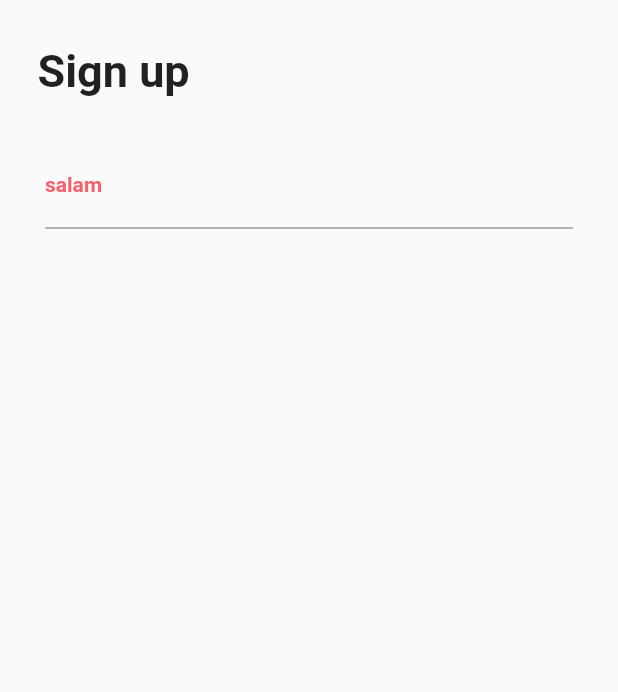
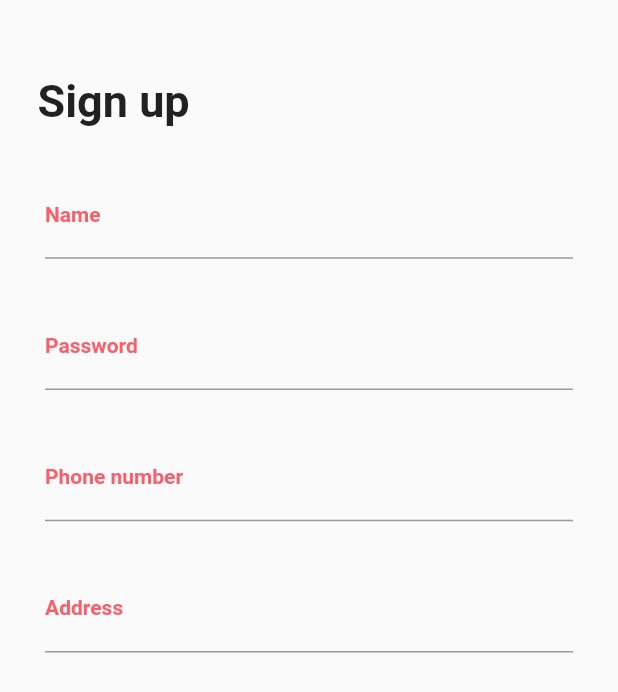
Before and after one commit to amir-r-z-a/chf-restaurant-App, a Flutter app: the SignUpScreen screen opened directly, on a phone screen of 412 x 824 dp. Shown: the top 692 px of the screen. Run offline on Flutter 3.47's test engine with Material 2 defaults, Android fonts, the phone set to English and light mode, and no system bars; missing offline and left inert: dart:html.

Commit message:
textFormFields added to signUpScreen.dart

```diff
--- a/lib/screens/signupScreen.dart
+++ b/lib/screens/signupScreen.dart
@@ -17,24 +17,53 @@ class _SignUpScreenState extends State<SignUpScreen> {
         child: Column(
           children: [
             Container(
-                 margin: EdgeInsets.fromLTRB(25, 30, 0, 0),
+                margin: EdgeInsets.fromLTRB(25, 50, 0, 0),
                 child: Row(
                   children: [
                     Text(
                       "Sign up",
-                      style: TextStyle(fontSize: 30, fontWeight: FontWeight.bold),
+                      style:
+                          TextStyle(fontSize: 30, fontWeight: FontWeight.bold),
                     ),
                   ],
                 )),
             Container(
               margin: EdgeInsets.all(30),
               child: Form(
-                  key: _formkey,
-                  child: Column(
-                    children: [
-                      MyTextFormField("salam" , hint: "hi",)
-                    ],
-                  ),
+                key: _formkey,
+                child: Column(
+                  children: [
+                    MyTextFormField(
+                      "Name",
+                      hint: "your name",
+                    ),
+                    Padding(padding: EdgeInsets.all(15)),
+                    TextFormField(
+                      decoration: InputDecoration(
+                        labelText: "Password",
+                        labelStyle: TextStyle(
+                            fontSize: 14,
+                            fontWeight: FontWeight.bold,
+                            color: Color.fromRGBO(248, 95, 106, 1)),
+                        hintText: "your password ",
+                        hintStyle: TextStyle(
+                          fontSize: 16,
+                          color: Color.fromRGBO(209, 214, 219, 1),
+                        ),
+                      ),
+                    ),
+                    Padding(padding: EdgeInsets.all(15)),
+                    MyTextFormField(
+                      "Phone number",
+                      hint: "your Phone number",
+                    ),
+                    Padding(padding: EdgeInsets.all(15)),
+                    MyTextFormField(
+                      "Address",
+                      hint: "your Address",
+                    )
+                  ],
+                ),
               ),
             )
           ],
```
